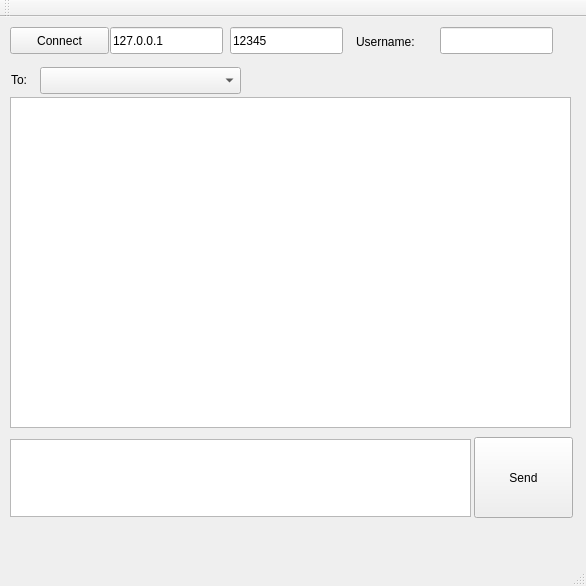
This is ChatClient/mainwindow.ui in leandropaganotti/ChatApp as Qt 5 draws it before an edit. The edited form follows.
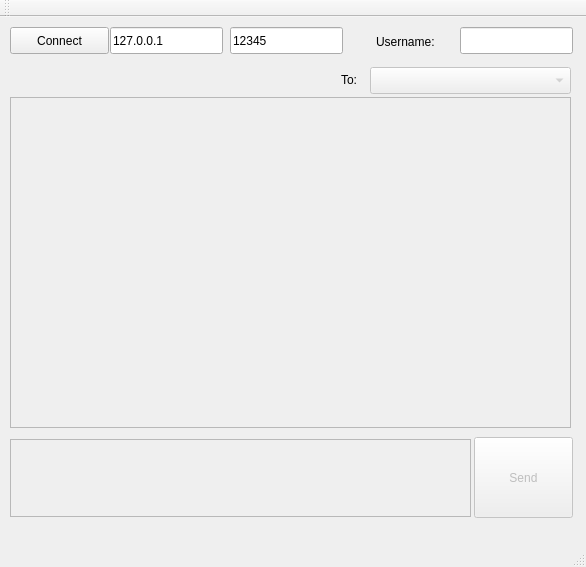
This is the edited form.

```diff
--- a/ChatClient/mainwindow.ui
+++ b/ChatClient/mainwindow.ui
@@ -7,14 +7,17 @@
     <x>0</x>
     <y>0</y>
     <width>586</width>
-    <height>586</height>
+    <height>567</height>
    </rect>
   </property>
   <property name="windowTitle">
-   <string>MainWindow</string>
+   <string>ChatApp</string>
   </property>
   <widget class="QWidget" name="centralWidget">
-   <widget class="QPushButton" name="sendbtn">
+   <widget class="QPushButton" name="send">
+    <property name="enabled">
+     <bool>false</bool>
+    </property>
     <property name="geometry">
      <rect>
       <x>474</x>
@@ -28,6 +31,9 @@
     </property>
    </widget>
    <widget class="QTextEdit" name="message">
+    <property name="enabled">
+     <bool>false</bool>
+    </property>
     <property name="geometry">
      <rect>
       <x>10</x>
@@ -37,7 +43,7 @@
      </rect>
     </property>
    </widget>
-   <widget class="QPushButton" name="pushButton">
+   <widget class="QPushButton" name="connect">
     <property name="geometry">
      <rect>
       <x>10</x>
@@ -51,9 +57,12 @@
     </property>
    </widget>
    <widget class="QComboBox" name="users">
+    <property name="enabled">
+     <bool>false</bool>
+    </property>
     <property name="geometry">
      <rect>
-      <x>40</x>
+      <x>370</x>
       <y>50</y>
       <width>201</width>
       <height>27</height>
@@ -89,7 +98,7 @@
    <widget class="QLineEdit" name="username">
     <property name="geometry">
      <rect>
-      <x>440</x>
+      <x>460</x>
       <y>10</y>
       <width>113</width>
       <height>27</height>
@@ -99,7 +108,7 @@
    <widget class="QLabel" name="label">
     <property name="geometry">
      <rect>
-      <x>356</x>
+      <x>376</x>
       <y>15</y>
       <width>81</width>
       <height>20</height>
@@ -112,7 +121,7 @@
    <widget class="QLabel" name="label_2">
     <property name="geometry">
      <rect>
-      <x>11</x>
+      <x>341</x>
       <y>54</y>
       <width>31</width>
       <height>17</height>
@@ -123,6 +132,9 @@
     </property>
    </widget>
    <widget class="QTextEdit" name="history">
+    <property name="enabled">
+     <bool>false</bool>
+    </property>
     <property name="geometry">
      <rect>
       <x>10</x>
```
